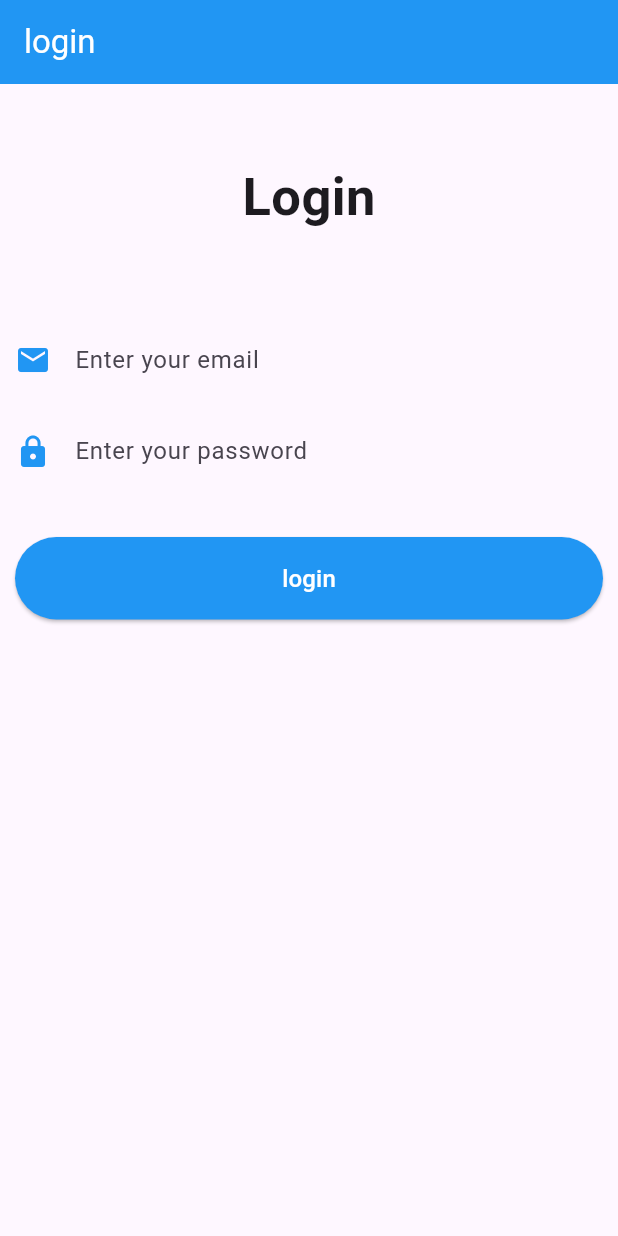
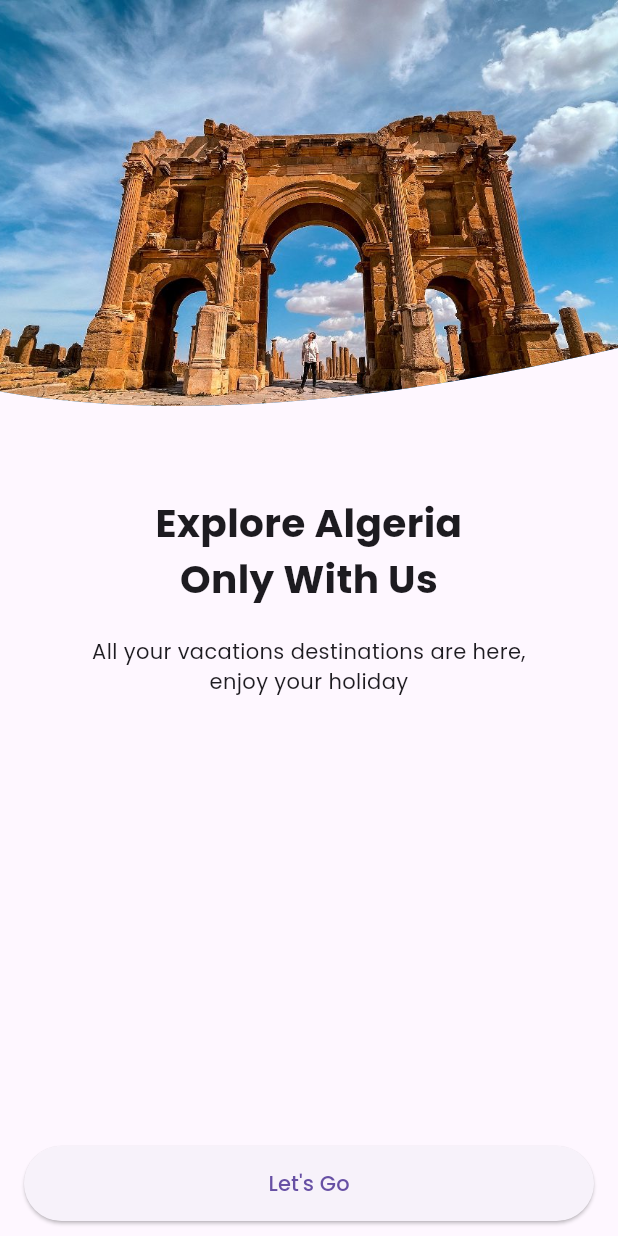
Before and after one commit to chihabMe/dam-l3-s1-travel-app, a Flutter app: the screen it shows after launch, on a phone screen of 412 x 824 dp. Run offline on Flutter 3.47's test engine with Material 3 defaults, Android fonts, the phone set to English and light mode, and no system bars; our stand-ins replace get, google_fonts.

Commit message:
Add WelcomeScreen

```diff
--- a/app/lib/main.dart
+++ b/app/lib/main.dart
@@ -1,18 +1,27 @@
-import 'package:app/screens/auth/login.screen.dart';
 import 'package:app/screens/auth/register.screen.dart';
+import 'package:app/screens/welcome.screen.dart';
 import 'package:app/screens/home/home.screen.dart';
 import 'package:flutter/material.dart';
+import 'package:google_fonts/google_fonts.dart';
 
 void main() {
   runApp(MyApp());
 }
 
 class MyApp extends StatelessWidget {
+  const MyApp({super.key});
   @override
-  Widget build(BuildContext) {
+  Widget build(BuildContext context) {
     return MaterialApp(
-      title: "myapp",
-      home: LoginScreen(),
+      title: "Algeria Travel",
+      debugShowCheckedModeBanner: false,
+      theme: ThemeData(
+        primarySwatch: Colors.blue,
+        textTheme: GoogleFonts.poppinsTextTheme(
+          Theme.of(context).textTheme,
+        ),
+      ),
+      home: WelcomeScreen(),
       initialRoute: "/",
       routes: {
         "/home": (ctx) => HomeScreen(),
--- /dev/null
+++ b/app/lib/screens/welcome.screen.dart
@@ -0,0 +1,91 @@
+import 'package:app/screens/auth/login.screen.dart';
+import 'package:flutter/material.dart';
+
+class WelcomeScreen extends StatelessWidget {
+  const WelcomeScreen({Key? key}) : super(key: key);
+
+  @override
+  Widget build(BuildContext context) {
+    return Scaffold(
+      body: SafeArea(
+        child: Column(
+          children: [
+            Expanded(
+              child: ClipPath(
+                clipper: CustomClipPath(),
+                child: Container(
+                  color: Colors.blue,
+                  child: Image.asset(
+                    'assets/welcome.jpg',
+                    width: double.infinity,
+                    height: 300,
+                    fit: BoxFit.cover,
+                  ),
+                ),
+              ),
+            ),
+            const SizedBox(height: 40),
+            const Text(
+              "Explore Algeria\nOnly With Us",
+              textAlign: TextAlign.center,
+              style: TextStyle(
+                fontSize: 26,
+                fontWeight: FontWeight.bold,
+              ),
+            ),
+            const SizedBox(height: 20),
+            const Text(
+              "All your vacations destinations are here,\nenjoy your holiday",
+              textAlign: TextAlign.center,
+            ),
+            const Spacer(),
+            Align(
+              alignment: Alignment.bottomCenter,
+              child: SizedBox(
+                width: double.infinity,
+                child: Padding(
+                  padding: const EdgeInsets.symmetric(horizontal: 16.0, vertical: 10.0), // Adjust vertical padding
+                  child: ElevatedButton(
+                    onPressed: () {
+                      Navigator.push(
+                        context,
+                        MaterialPageRoute(builder: (context) => LoginScreen()),
+                      );
+                    },
+                    style: ElevatedButton.styleFrom(
+                      shape: const StadiumBorder(),
+                      padding: const EdgeInsets.symmetric(
+                        vertical: 15,
+                        horizontal: 8.0,
+                      ),
+                    ),
+                    child: const Text("Let's Go"),
+                  ),
+                ),
+              ),
+            ),
+          ],
+        ),
+      ),
+    );
+  }
+}
+
+class CustomClipPath extends CustomClipper<Path> {
+  @override
+  Path getClip(Size size) {
+    final path = Path();
+    path.moveTo(0, size.height * 0.9);
+    path.quadraticBezierTo(
+        size.width * 0.4, size.height, size.width, size.height * 0.8);
+    path.lineTo(size.width, 0);
+    path.lineTo(0, 0);
+    path.close();
+    return path;
+  }
+
+  @override
+  bool shouldReclip(covariant CustomClipper<Path> oldClipper) {
+    return false;
+  }
+}
```
Also changed, not shown: app/lib/screens/home/home.screen.dart (+5 -2 lines), app/pubspec.yaml (+4 -3 lines), app/assets/Algiers-Cathedral.jpg (added), app/assets/Inside-the-walled-city-of-Ghardaia-Algeria.jpg (added), app/assets/Oran-Palms.jpg (added), app/assets/tourist-running-fast.jpg (added), app/assets/welcome.jpg (added), app/pubspec.lock, 1 other file.
